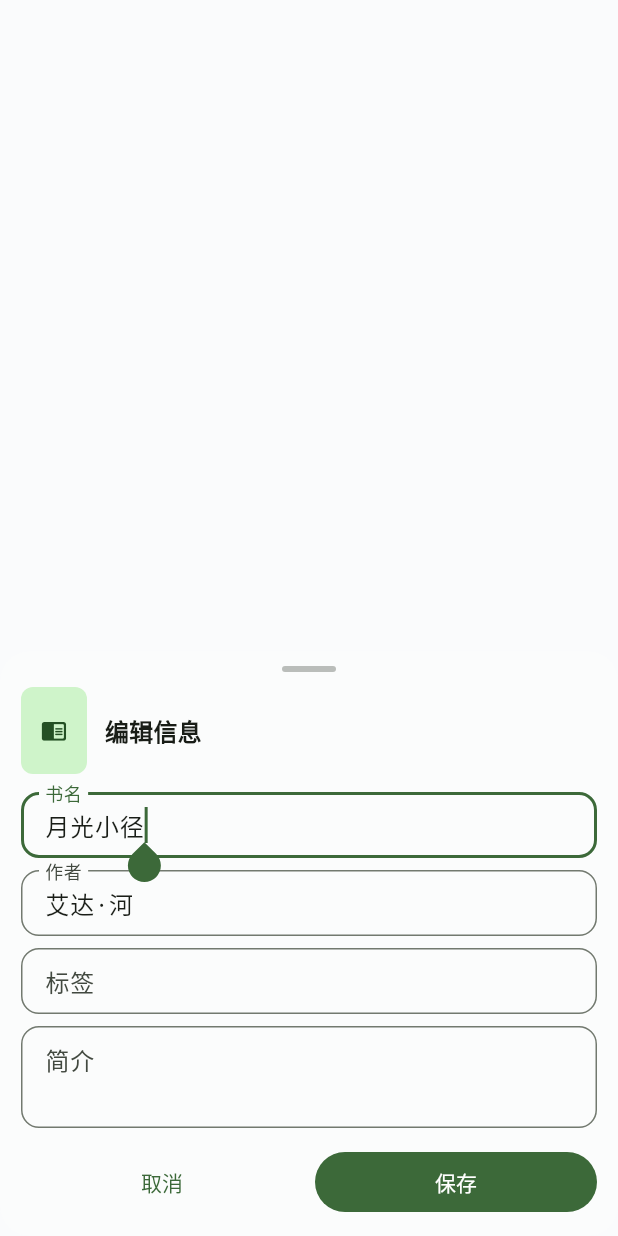
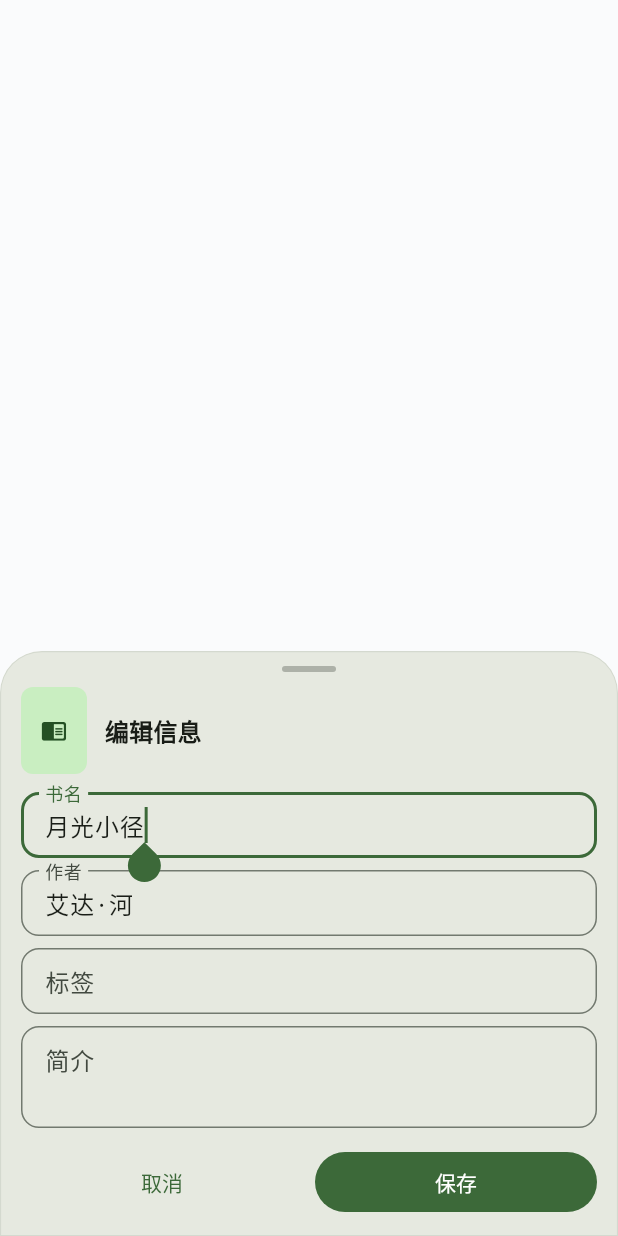
Before and after one commit to wiwcn/NeoReader, a Flutter app: the BookEditSheet widget shown alone on an empty page, opened directly with sample values from the repository, on a phone screen of 412 x 824 dp. Run offline on Flutter 3.47's test engine with Material 3 defaults, Android fonts, the phone set to English and light mode, and no system bars; our stand-ins replace equatable, file_picker, flutter_markdown, flutter_riverpod, flutter_staggered_animations, shared_preferences and 2 more; missing offline and left inert: pdfrx; accounts and stored records are empty.

Commit message:
Make book action/edit bottom sheets opaque MD3 surfaces
Replace low-alpha GlassSurface sheet bodies with solid
surfaceContainerHigh Material (top radius 28) so library
list/FAB no longer bleed through. Refresh related goldens.

```diff
--- a/lib/presentation/screens/library/book_edit_sheet.dart
+++ b/lib/presentation/screens/library/book_edit_sheet.dart
@@ -2,7 +2,6 @@ import 'package:flutter/material.dart';
 import 'package:flutter_riverpod/flutter_riverpod.dart';
 
 import '../../../core/l10n/app_strings.dart';
-import '../../../core/theme/app_theme.dart';
 import '../../../domain/models/book.dart';
 import '../../providers/providers.dart';
 import '../../widgets/book_cover.dart';
@@ -95,6 +94,7 @@ class _BookEditSheetState extends ConsumerState<BookEditSheet> {
     final theme = Theme.of(context);
     final cs = theme.colorScheme;
     final bottomInset = MediaQuery.viewInsetsOf(context).bottom;
+    const radius = BorderRadius.vertical(top: Radius.circular(28));
 
     return Padding(
       padding: EdgeInsets.only(bottom: bottomInset),
@@ -102,10 +102,18 @@ class _BookEditSheetState extends ConsumerState<BookEditSheet> {
         alignment: Alignment.bottomCenter,
         child: ConstrainedBox(
           constraints: const BoxConstraints(maxWidth: 560),
-          child: GlassSurface(
-            borderRadius: 20,
-            blur: 18,
-            opacity: theme.brightness == Brightness.dark ? 0.12 : 0.16,
+          child: Material(
+            color: cs.surfaceContainerHigh,
+            elevation: 0,
+            shape: RoundedRectangleBorder(
+              borderRadius: radius,
+              side: BorderSide(
+                color: cs.outlineVariant.withValues(alpha: 0.5),
+                width: 0.75,
+              ),
+            ),
+            clipBehavior: Clip.antiAlias,
+            child: Padding(
               padding: const EdgeInsets.fromLTRB(14, 10, 14, 12),
               child: SafeArea(
                 top: false,
@@ -203,6 +211,7 @@ class _BookEditSheetState extends ConsumerState<BookEditSheet> {
             ),
           ),
         ),
+      ),
     );
   }
 }
```
Also changed, not shown: lib/presentation/screens/library/book_actions_sheet.dart (+14 -5 lines), 4 other files. Lines whose indentation alone changed are shown as unchanged.
